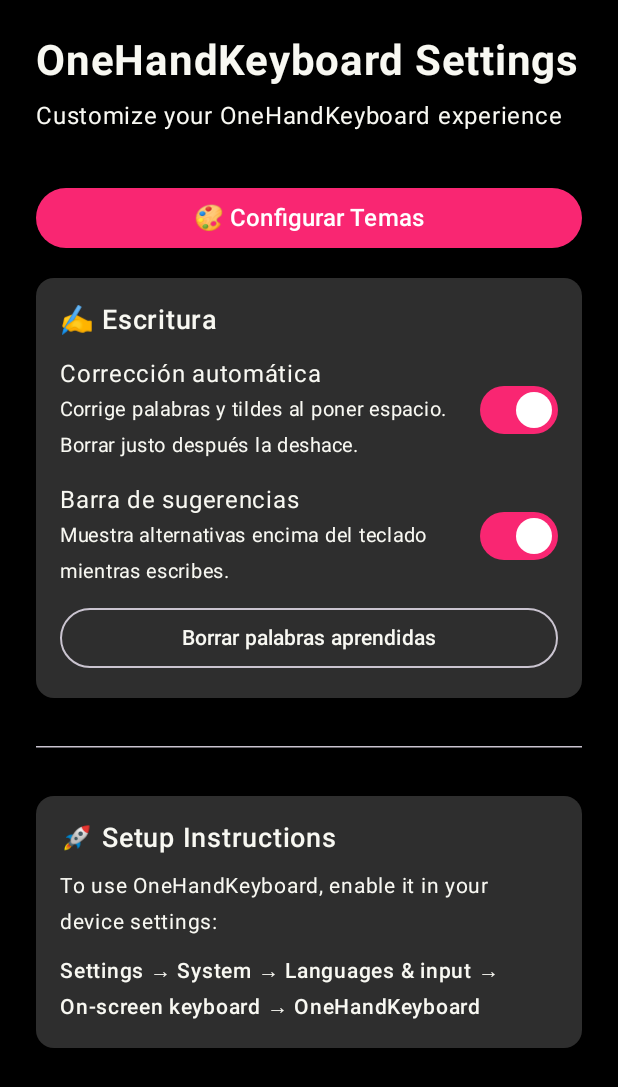
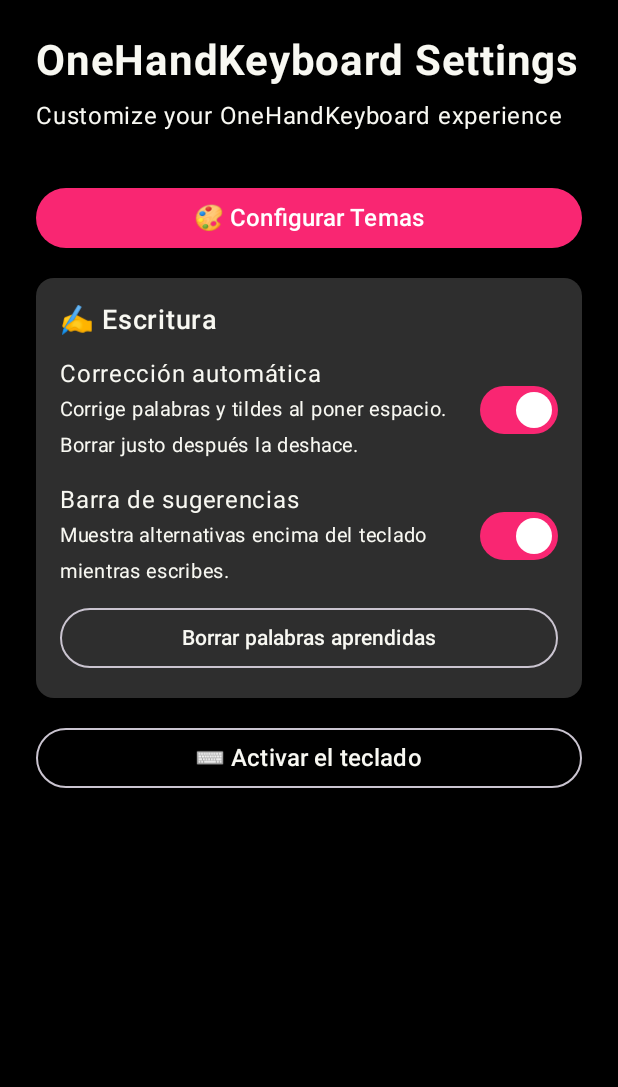
Before and after one commit to 02900/Android-One-Hand-Keyboard, an Android app built with Jetpack Compose: the screen it shows after launch (SettingsActivity), on a phone screen of 412 x 824 dp. Shown: the top 1087 px of the screen. Run offline under Robolectric (Android 15) with nearby library versions, the phone set to English and light mode, and no system bars; our stand-ins replace Dagger/Hilt's generated code.

Commit message:
feat(settings): replace the setup instructions with a button to the keyboard settings
Co-Authored-By: Claude Opus 5.5 <noreply@anthropic.com>
Claude-Session: https://claude.ai/code/session_01SeeTay5iXj116GyCSdb7dq

```diff
--- a/app/src/main/kotlin/com/onehandkeyboard/ui/SettingsActivity.kt
+++ b/app/src/main/kotlin/com/onehandkeyboard/ui/SettingsActivity.kt
@@ -1,7 +1,10 @@
 package com.onehandkeyboard.ui
 
+import android.content.ActivityNotFoundException
+import android.content.Context
 import android.content.Intent
 import android.os.Bundle
+import android.provider.Settings
 import android.widget.Toast
 import androidx.activity.ComponentActivity
 import androidx.activity.compose.setContent
@@ -16,7 +19,6 @@ import androidx.compose.material3.Button
 import androidx.compose.material3.ButtonDefaults
 import androidx.compose.material3.Card
 import androidx.compose.material3.CardDefaults
-import androidx.compose.material3.HorizontalDivider
 import androidx.compose.material3.MaterialTheme
 import androidx.compose.material3.OutlinedButton
 import androidx.compose.material3.Surface
@@ -145,50 +147,29 @@ private fun SettingsScreen(
             WritingSettings(preferences, onClearLearnedWords)
         }
 
-        // Divider
+        // Opens the system list of keyboards, where this one is enabled
         item {
-            HorizontalDivider(
-                modifier = Modifier.padding(vertical = 16.dp),
-                color = MaterialTheme.colorScheme.outlineVariant,
-            )
-        }
-
-        // Keyboard Setup Instructions
-        item {
-            Card(
+            OutlinedButton(
+                onClick = { openKeyboardSettings(context) },
                 modifier = Modifier.fillMaxWidth(),
-                colors =
-                    CardDefaults.cardColors(
-                        containerColor = MaterialTheme.colorScheme.surfaceVariant,
-                    ),
             ) {
-                Column(
-                    modifier = Modifier.padding(16.dp),
-                ) {
-                    Text(
-                        text = "🚀 Setup Instructions",
-                        fontSize = 18.sp,
-                        fontWeight = FontWeight.SemiBold,
-                        color = MaterialTheme.colorScheme.onSurfaceVariant,
-                        modifier = Modifier.padding(bottom = 8.dp),
-                    )
-
-                    Text(
-                        text = "To use OneHandKeyboard, enable it in your device settings:",
-                        fontSize = 14.sp,
-                        color = MaterialTheme.colorScheme.onSurfaceVariant,
-                        modifier = Modifier.padding(bottom = 8.dp),
-                    )
-
-                    Text(
-                        text = "Settings → System → Languages & input → On-screen keyboard → OneHandKeyboard",
-                        fontSize = 14.sp,
-                        fontWeight = FontWeight.Medium,
-                        color = MaterialTheme.colorScheme.onSurfaceVariant,
-                    )
-                }
+                Text(
+                    text = "⌨️ Activar el teclado",
+                    fontSize = 16.sp,
+                    fontWeight = FontWeight.Medium,
+                )
             }
         }
+    }
+}
+
+/** Opens the system screen that enables keyboards (falls back to the main settings). */
+private fun openKeyboardSettings(context: Context) {
+    val flags = Intent.FLAG_ACTIVITY_NEW_TASK
+    try {
+        context.startActivity(Intent(Settings.ACTION_INPUT_METHOD_SETTINGS).addFlags(flags))
+    } catch (_: ActivityNotFoundException) {
+        context.startActivity(Intent(Settings.ACTION_SETTINGS).addFlags(flags))
     }
 }
 
```
